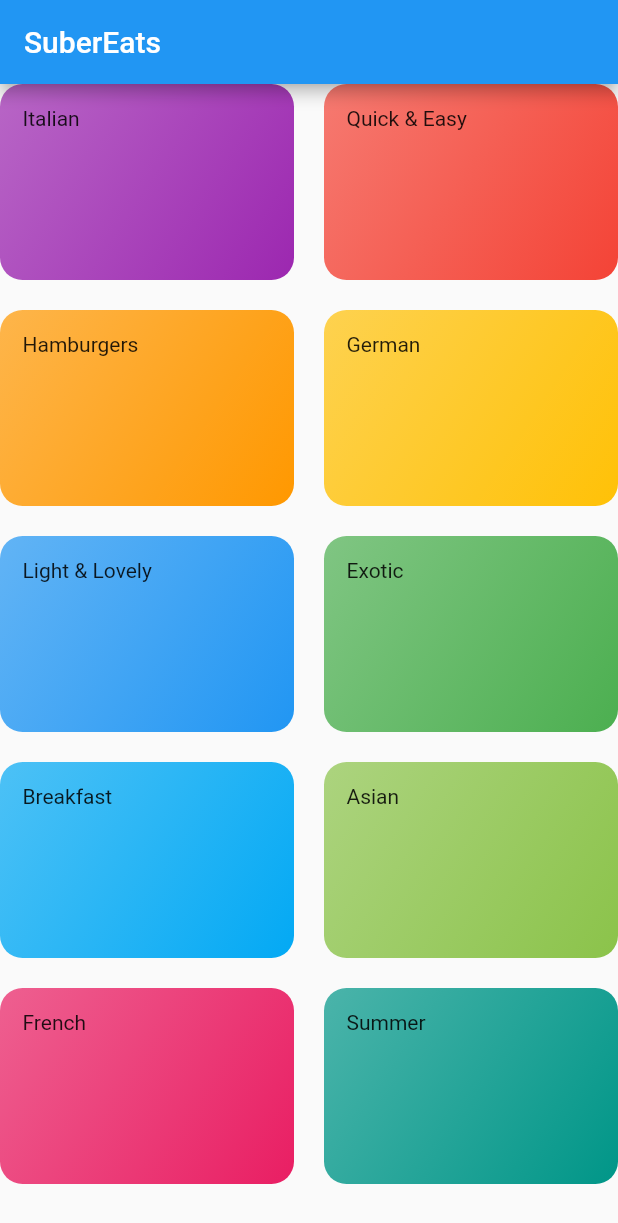
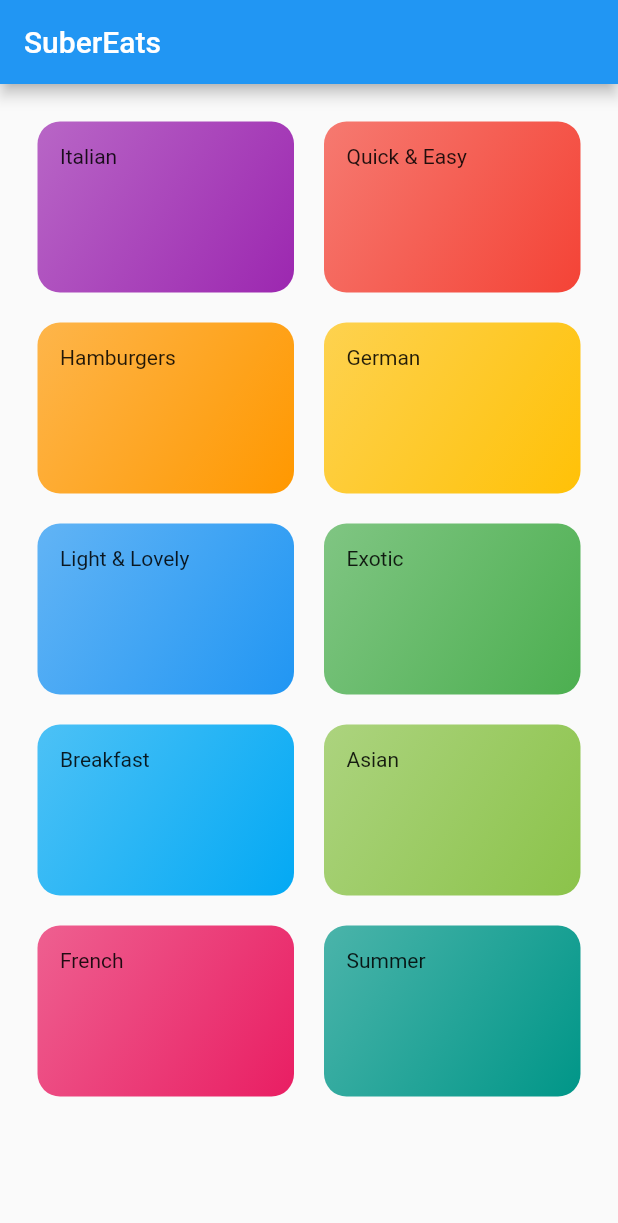
Before and after one commit to Liight/suber_eats, a Flutter app: the screen it shows after launch, on a phone screen of 412 x 824 dp. Shown: the top 1223 px of the screen. Run offline on Flutter 3.47's test engine with Material 2 defaults, Android fonts, the phone set to English and light mode, and no system bars.

```diff
--- a/lib/categories_screen.dart
+++ b/lib/categories_screen.dart
@@ -4,7 +4,7 @@ import './dummy_data.dart';
 import './category_item.dart';
 
 class CategoriesScreen extends StatelessWidget {
-  const CategoriesScreen({Key key}) : super(key: key);
+  // const CategoriesScreen({Key key}) : super(key: key);
 
   @override
   Widget build(BuildContext context) {
@@ -13,6 +13,7 @@ class CategoriesScreen extends StatelessWidget {
         title: const Text('SuberEats'),
       ),
       body: GridView(
+        padding: EdgeInsets.all(25),
         children: DUMMY_CATEGORIES
             .map((element) => CategoryItem(element.title, element.color))
             .toList(),
```
Also changed, not shown: pubspec.yaml (+17 -6 lines), assets/fonts/Raleway-Black.ttf (added), assets/fonts/Raleway-Bold.ttf (added), assets/fonts/Raleway-Regular.ttf (added), assets/fonts/RobotoCondensed-Bold.ttf (added), assets/fonts/RobotoCondensed-Italic.ttf (added), assets/fonts/RobotoCondensed-Light.ttf (added), assets/fonts/RobotoCondensed-Regular.ttf (added).
